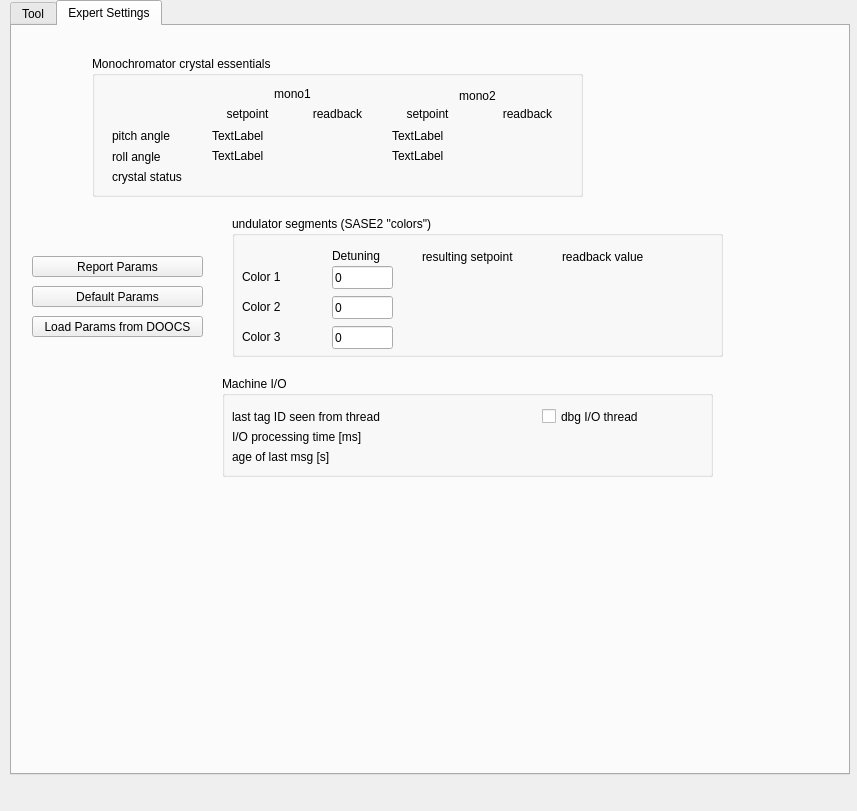
marcguetg/hxrss, file hxrss_main_window.ui: the form before one commit.
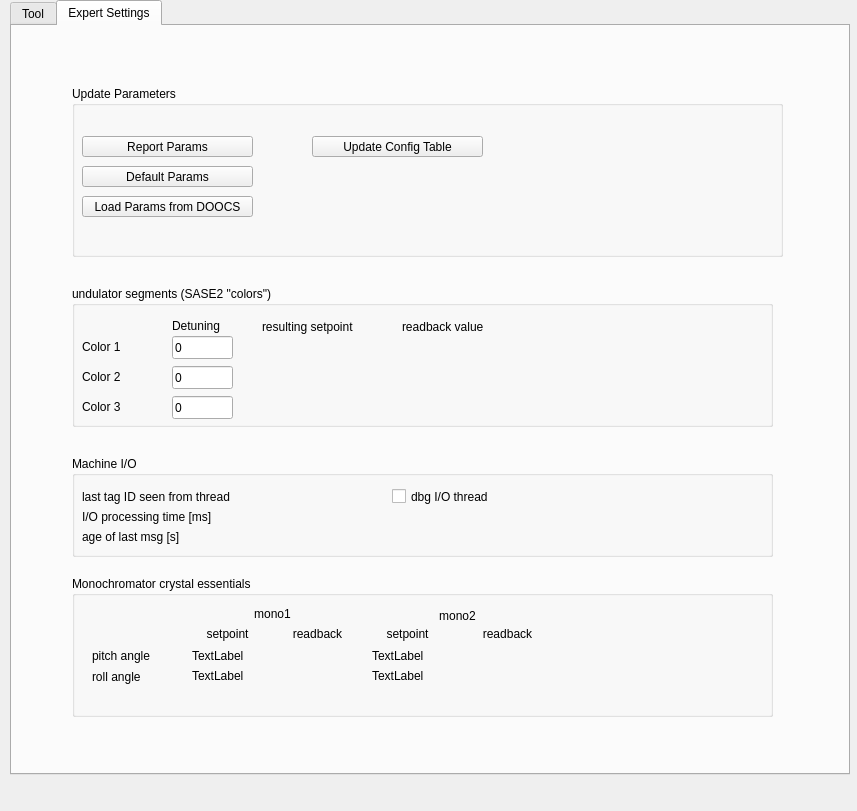
The form after the commit. The open tabs and pages were chosen to show the change.

Commit message: Table update button

Patch:
```diff
--- a/hxrss_main_window.ui
+++ b/hxrss_main_window.ui
@@ -451,8 +451,8 @@
      <widget class="QPushButton" name="params_report_button">
       <property name="geometry">
        <rect>
-        <x>20</x>
-        <y>230</y>
+        <x>70</x>
+        <y>110</y>
         <width>171</width>
         <height>21</height>
        </rect>
@@ -464,8 +464,8 @@
      <widget class="QPushButton" name="params_default_button">
       <property name="geometry">
        <rect>
-        <x>20</x>
-        <y>260</y>
+        <x>70</x>
+        <y>140</y>
         <width>171</width>
         <height>21</height>
        </rect>
@@ -477,8 +477,8 @@
      <widget class="QPushButton" name="params_fromDOOCS_button">
       <property name="geometry">
        <rect>
-        <x>20</x>
-        <y>290</y>
+        <x>70</x>
+        <y>170</y>
         <width>171</width>
         <height>21</height>
        </rect>
@@ -490,9 +490,9 @@
      <widget class="QGroupBox" name="groupBox">
       <property name="geometry">
        <rect>
-        <x>80</x>
-        <y>30</y>
-        <width>491</width>
+        <x>60</x>
+        <y>550</y>
+        <width>701</width>
         <height>141</height>
        </rect>
       </property>
@@ -673,26 +673,13 @@
         <set>Qt::AlignCenter</set>
        </property>
       </widget>
-      <widget class="QLabel" name="label_22">
-       <property name="geometry">
-        <rect>
-         <x>20</x>
-         <y>110</y>
-         <width>91</width>
-         <height>21</height>
-        </rect>
-       </property>
-       <property name="text">
-        <string>crystal status</string>
-       </property>
-      </widget>
      </widget>
      <widget class="QGroupBox" name="groupBox_2">
       <property name="geometry">
        <rect>
-        <x>220</x>
-        <y>190</y>
-        <width>491</width>
+        <x>60</x>
+        <y>260</y>
+        <width>701</width>
         <height>141</height>
        </rect>
       </property>
@@ -907,9 +894,9 @@
      <widget class="QGroupBox" name="groupBox_3">
       <property name="geometry">
        <rect>
-        <x>210</x>
-        <y>350</y>
-        <width>491</width>
+        <x>60</x>
+        <y>430</y>
+        <width>701</width>
         <height>101</height>
        </rect>
       </property>
@@ -1017,6 +1004,39 @@
        </property>
       </widget>
      </widget>
+     <widget class="QGroupBox" name="groupBox_4">
+      <property name="geometry">
+       <rect>
+        <x>60</x>
+        <y>60</y>
+        <width>711</width>
+        <height>171</height>
+       </rect>
+      </property>
+      <property name="title">
+       <string>Update Parameters</string>
+      </property>
+      <widget class="QPushButton" name="update_table_button">
+       <property name="geometry">
+        <rect>
+         <x>240</x>
+         <y>50</y>
+         <width>171</width>
+         <height>21</height>
+        </rect>
+       </property>
+       <property name="text">
+        <string>Update Config Table</string>
+       </property>
+      </widget>
+     </widget>
+     <zorder>groupBox_4</zorder>
+     <zorder>params_report_button</zorder>
+     <zorder>params_default_button</zorder>
+     <zorder>params_fromDOOCS_button</zorder>
+     <zorder>groupBox</zorder>
+     <zorder>groupBox_2</zorder>
+     <zorder>groupBox_3</zorder>
     </widget>
    </widget>
   </widget>
```
Left out of the diff: 2 changed lines with no effect on the pictures. The commit also changes 4 other files.
